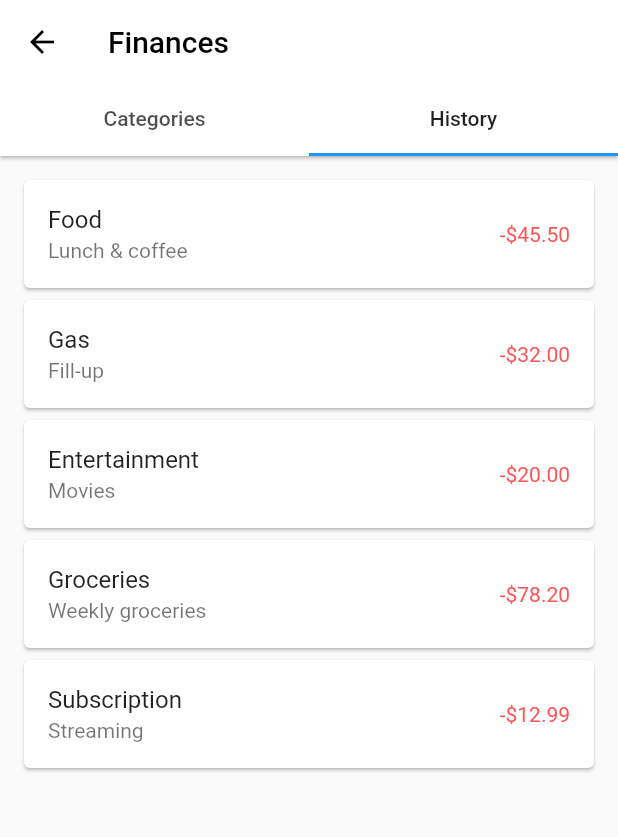
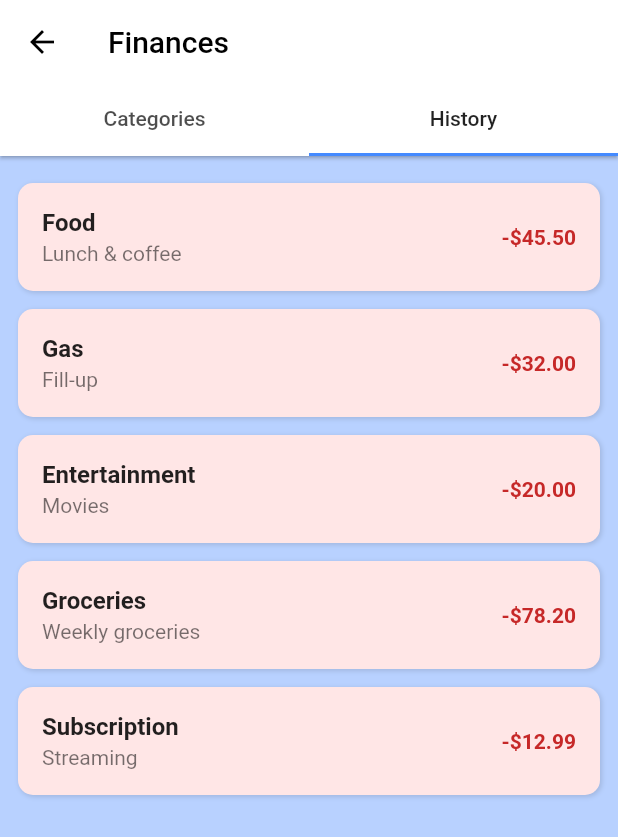
Before and after one commit to Alex141509/BudgetApp, a Flutter app: the FinanceScreen screen opened by its route, tab 2 chosen, on a phone screen of 412 x 824 dp. Shown: the top 837 px of the screen. Run offline on Flutter 3.47's test engine with Material 3 defaults, Android fonts, the phone set to English and light mode, and no system bars; our stand-ins replace confetti.

Commit message:
final changes

```diff
--- a/budgetapp/lib/models/budget_model.dart
+++ b/budgetapp/lib/models/budget_model.dart
@@ -15,7 +15,7 @@ class Purchase {
 }
 
 class BudgetModel {
-  // singleton
+
   BudgetModel._internal();
   static final BudgetModel instance = BudgetModel._internal();
 
--- a/budgetapp/lib/screens/finance.dart
+++ b/budgetapp/lib/screens/finance.dart
@@ -1,3 +1,4 @@
+// lib/screens/finance.dart
 import 'package:flutter/material.dart';
 import '../models/budget_model.dart';
 import 'package:intl/intl.dart';
@@ -14,11 +15,15 @@ class _FinanceScreenState extends State<FinanceScreen> with SingleTickerProvider
   late final TabController _tabController;
   final DateFormat _dateFormat = DateFormat.yMMMd();
 
+  // Colors to match the app look
+  final Color appBg = const Color(0xFFB8D1FF);
+  final Color categoriesCard = const Color(0xFFFFF7D6); // pale yellow
+  final Color historyCard = const Color(0xFFFFE6E6); // pale red/pink
+
   @override
   void initState() {
     super.initState();
     _tabController = TabController(length: 2, vsync: this);
-    // seed example history if none exists
     budget.seedHistoryIfEmpty();
   }
 
@@ -33,19 +38,25 @@ class _FinanceScreenState extends State<FinanceScreen> with SingleTickerProvider
       valueListenable: budget.categoryTotals,
       builder: (context, categories, _) {
         if (categories.isEmpty) {
-          return const Padding(
-            padding: EdgeInsets.all(24.0),
-            child: Text('No purchases yet', style: TextStyle(fontSize: 16)),
+          return Padding(
+            padding: const EdgeInsets.all(24.0),
+            child: Text('No purchases yet', style: TextStyle(fontSize: 16, color: Colors.grey[800])),
           );
         }
         final entries = categories.entries.toList()..sort((a, b) => b.value.compareTo(a.value));
         return ListView(
           padding: const EdgeInsets.all(12),
           children: entries.map((e) {
-            return Card(
+            return Container(
+              margin: const EdgeInsets.symmetric(vertical: 6),
+              decoration: BoxDecoration(
+                color: categoriesCard,
+                borderRadius: BorderRadius.circular(10),
+                boxShadow: const [BoxShadow(color: Colors.black12, blurRadius: 2, offset: Offset(1,1))],
+              ),
               child: ListTile(
-                title: Text(e.key),
-                trailing: Text('-\$${e.value.toStringAsFixed(2)}', style: const TextStyle(color: Colors.redAccent)),
+                title: Text(e.key, style: const TextStyle(fontWeight: FontWeight.w600)),
+                trailing: Text('-\$${e.value.toStringAsFixed(2)}', style: const TextStyle(color: Colors.redAccent, fontWeight: FontWeight.bold)),
               ),
             );
           }).toList(),
@@ -59,9 +70,9 @@ class _FinanceScreenState extends State<FinanceScreen> with SingleTickerProvider
       valueListenable: budget.historyPurchases,
       builder: (context, history, _) {
         if (history.isEmpty) {
-          return const Padding(
-            padding: EdgeInsets.all(24.0),
-            child: Text('No history available', style: TextStyle(fontSize: 16)),
+          return Padding(
+            padding: const EdgeInsets.all(24.0),
+            child: Text('No history available', style: TextStyle(fontSize: 16, color: Colors.grey[800])),
           );
         }
         final sorted = List<Purchase>.from(history)..sort((a, b) => b.date.compareTo(a.date));
@@ -70,11 +81,17 @@ class _FinanceScreenState extends State<FinanceScreen> with SingleTickerProvider
           itemCount: sorted.length,
           itemBuilder: (context, index) {
             final p = sorted[index];
-            return Card(
+            return Container(
+              margin: const EdgeInsets.symmetric(vertical: 6),
+              decoration: BoxDecoration(
+                color: historyCard,
+                borderRadius: BorderRadius.circular(10),
+                boxShadow: const [BoxShadow(color: Colors.black12, blurRadius: 2, offset: Offset(1,1))],
+              ),
               child: ListTile(
-                title: Text(p.category),
+                title: Text(p.category, style: const TextStyle(fontWeight: FontWeight.w600)),
                 subtitle: Text(p.note.isNotEmpty ? p.note : _dateFormat.format(p.date)),
-                trailing: Text('-\$${p.amount.toStringAsFixed(2)}', style: const TextStyle(color: Colors.redAccent)),
+                trailing: Text('-\$${p.amount.toStringAsFixed(2)}', style: const TextStyle(color: Color.fromARGB(255, 198, 40, 40), fontWeight: FontWeight.bold)),
               ),
             );
           },
@@ -86,6 +103,7 @@ class _FinanceScreenState extends State<FinanceScreen> with SingleTickerProvider
   @override
   Widget build(BuildContext context) {
     return Scaffold(
+      backgroundColor: appBg, // match app background
       appBar: AppBar(
         title: const Text('Finances'),
         backgroundColor: Colors.white,
@@ -94,6 +112,7 @@ class _FinanceScreenState extends State<FinanceScreen> with SingleTickerProvider
         bottom: TabBar(
           controller: _tabController,
           labelColor: Colors.black87,
+          indicatorColor: Colors.blueAccent,
           tabs: const [
             Tab(text: 'Categories'),
             Tab(text: 'History'),
--- a/budgetapp/lib/screens/purchase_rejected.dart
+++ b/budgetapp/lib/screens/purchase_rejected.dart
@@ -38,7 +38,7 @@ class _PurchaseRejectedScreenState extends State<PurchaseRejectedScreen> {
   @override
   Widget build(BuildContext context) {
     return Scaffold(
-      backgroundColor: const Color(0xFFDFFFD8), // green-ish
+      backgroundColor: const Color(0xFFDFFFD8),
       appBar: AppBar(
         backgroundColor: Colors.white,
         foregroundColor: Colors.black,
```
